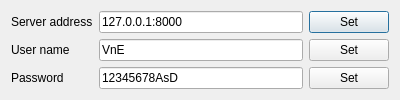
The window that VnE/Source/Extensions/ChemPackSource/ui/Settings_dialog.ui (ASID-Production/ASID) describes before a commit, drawn with Qt 5.
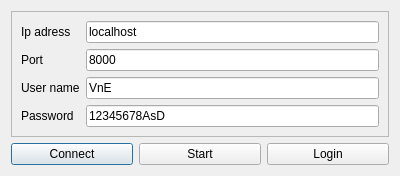
The same window after the commit.

Commit message: Db settings menu update

```diff
--- a/VnE/Source/Extensions/ChemPackSource/ui/Settings_dialog.ui
+++ b/VnE/Source/Extensions/ChemPackSource/ui/Settings_dialog.ui
@@ -7,73 +7,99 @@
     <x>0</x>
     <y>0</y>
     <width>400</width>
-    <height>99</height>
+    <height>165</height>
    </rect>
   </property>
   <property name="windowTitle">
    <string>Dialog</string>
   </property>
   <layout class="QGridLayout" name="gridLayout">
+   <item row="0" column="0" colspan="3">
+    <widget class="QFrame" name="frame">
+     <property name="frameShape">
+      <enum>QFrame::StyledPanel</enum>
+     </property>
+     <property name="frameShadow">
+      <enum>QFrame::Raised</enum>
+     </property>
+     <layout class="QFormLayout" name="formLayout">
    <item row="0" column="0">
     <widget class="QLabel" name="label">
      <property name="text">
-      <string>Server address</string>
+         <string>Ip adress</string>
      </property>
     </widget>
    </item>
    <item row="0" column="1">
     <widget class="QLineEdit" name="lineEdit">
      <property name="text">
-      <string>127.0.0.1:8000</string>
-     </property>
-    </widget>
-   </item>
-   <item row="0" column="2">
-    <widget class="QPushButton" name="pushButton">
-     <property name="text">
-      <string>Set</string>
+         <string>localhost</string>
      </property>
     </widget>
    </item>
    <item row="1" column="0">
     <widget class="QLabel" name="label_2">
      <property name="text">
-      <string>User name</string>
+         <string>Port</string>
      </property>
     </widget>
    </item>
    <item row="1" column="1">
     <widget class="QLineEdit" name="lineEdit_2">
      <property name="text">
-      <string>VnE</string>
-     </property>
-    </widget>
-   </item>
-   <item row="1" column="2">
-    <widget class="QPushButton" name="pushButton_2">
-     <property name="text">
-      <string>Set</string>
+         <string>8000</string>
      </property>
     </widget>
    </item>
    <item row="2" column="0">
     <widget class="QLabel" name="label_3">
      <property name="text">
-      <string>Password</string>
+         <string>User name</string>
      </property>
     </widget>
    </item>
    <item row="2" column="1">
     <widget class="QLineEdit" name="lineEdit_3">
      <property name="text">
+         <string>VnE</string>
+        </property>
+       </widget>
+      </item>
+      <item row="3" column="0">
+       <widget class="QLabel" name="label_4">
+        <property name="text">
+         <string>Password</string>
+        </property>
+       </widget>
+      </item>
+      <item row="3" column="1">
+       <widget class="QLineEdit" name="lineEdit_4">
+        <property name="text">
       <string>12345678AsD</string>
      </property>
     </widget>
    </item>
-   <item row="2" column="2">
+     </layout>
+    </widget>
+   </item>
+   <item row="1" column="0">
+    <widget class="QPushButton" name="pushButton">
+     <property name="text">
+      <string>Connect</string>
+     </property>
+    </widget>
+   </item>
+   <item row="1" column="1">
+    <widget class="QPushButton" name="pushButton_2">
+     <property name="text">
+      <string>Start</string>
+     </property>
+    </widget>
+   </item>
+   <item row="1" column="2">
     <widget class="QPushButton" name="pushButton_3">
      <property name="text">
-      <string>Set</string>
+      <string>Login</string>
      </property>
     </widget>
    </item>
```
Lines whose indentation alone changed are shown as unchanged. The commit also changes 3 other files.
